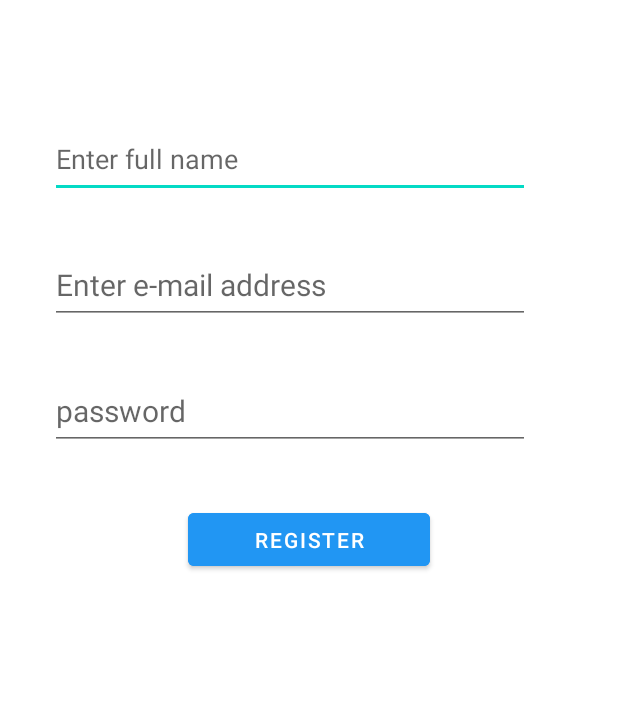
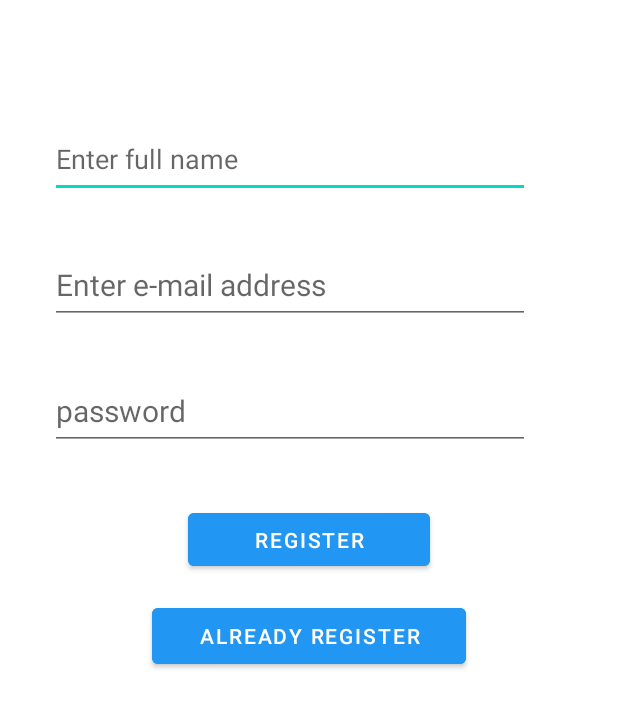
Before and after one commit to mabbas112/myThoughts, an Android app: the screen it shows after launch (activity_register_user), after a tap on "REGISTER", on a phone screen of 412 x 824 dp, the part 324-1052 px from its top. Run offline under Robolectric (Android 15) with nearby library versions, the phone set to English and light mode, and no system bars; our stand-ins replace Firebase (no records; nobody signed in at launch, a user with empty details on screens opened directly); 2 other taps on this screen came first.

```diff
--- a/app/src/main/AndroidManifest.xml
+++ b/app/src/main/AndroidManifest.xml
@@ -1,6 +1,8 @@
 <?xml version="1.0" encoding="utf-8"?>
 <manifest xmlns:android="http://schemas.android.com/apk/res/android"
     package="com.example.mythoughts">
+
+    <uses-permission android:name="android.permission.INTERNET" />
 
     <application
         android:allowBackup="true"
@@ -9,6 +11,9 @@
         android:roundIcon="@mipmap/ic_launcher_round"
         android:supportsRtl="true"
         android:theme="@style/Theme.MyThoughts">
+        <activity
+            android:name=".activity_home"
+            android:exported="true" />
         <activity
             android:name=".activity_register_user"
             android:exported="true" />
--- a/app/src/main/java/com/example/mythoughts/MainActivity.java
+++ b/app/src/main/java/com/example/mythoughts/MainActivity.java
@@ -11,21 +11,24 @@ import android.widget.EditText;
 
 public class MainActivity extends AppCompatActivity implements View.OnClickListener{
 
-    private Button register,login;
+    private Button register,login,forgetPassword;
     private EditText edittext_email, edittext_password;
 
     @Override
     protected void onCreate(Bundle savedInstanceState) {
         super.onCreate(savedInstanceState);
         setContentView(R.layout.activity_main);
+
         register = (Button) findViewById(R.id.register);
-        register.setOnClickListener(this);
-
         login = (Button) findViewById(R.id.login);
-        login.setOnClickListener(this);
-
+        forgetPassword=(Button) findViewById(R.id.forgetPassword);
         edittext_email= (EditText) findViewById(R.id.email);
         edittext_password= (EditText) findViewById(R.id.password);
+
+        register.setOnClickListener(this);
+        login.setOnClickListener(this);
+        forgetPassword.setOnClickListener(this);
+
 
     }
     public void onClick(View view) {
--- a/app/src/main/java/com/example/mythoughts/activity_register_user.java
+++ b/app/src/main/java/com/example/mythoughts/activity_register_user.java
@@ -1,5 +1,6 @@
 package com.example.mythoughts;
 
+import androidx.annotation.NonNull;
 import androidx.appcompat.app.AppCompatActivity;
 
 import android.content.Intent;
@@ -10,21 +11,28 @@ import android.widget.Button;
 import android.widget.EditText;
 import android.widget.ProgressBar;
 import android.widget.TextView;
+import android.widget.Toast;
+
+import com.google.android.gms.tasks.OnCompleteListener;
+import com.google.android.gms.tasks.OnFailureListener;
+import com.google.android.gms.tasks.Task;
+import com.google.firebase.auth.AuthResult;
+import com.google.firebase.auth.FirebaseAuth;
 
 //import com.google.firebase.auth.FirebaseAuth;
 
 public class activity_register_user extends AppCompatActivity implements View.OnClickListener {
-    //private FirebaseAuth mAuth;
+    private FirebaseAuth mAuth;
     private EditText edittext_name,edittext_email, edittext_password;
     private TextView banner;
-    private Button register_user;
+    private Button register_user,already_register;
     private ProgressBar progressBar;
 
     @Override
     protected void onCreate(Bundle savedInstanceState) {
         super.onCreate(savedInstanceState);
         setContentView(R.layout.activity_register_user);
-        //mAuth = FirebaseAuth.getInstance();
+        mAuth = FirebaseAuth.getInstance();
 
         //logo image
         banner =(TextView) findViewById(R.id.banner);
@@ -32,6 +40,8 @@ public class activity_register_user extends AppCompatActivity implements View.On
         //Register button
         register_user = (Button) findViewById(R.id.login);
         register_user.setOnClickListener(this);
+        already_register = (Button) findViewById(R.id.already_register);
+        already_register.setOnClickListener(this);
         //Input fields
         edittext_name = (EditText) findViewById(R.id.fullname);
         edittext_email= (EditText) findViewById(R.id.email);
@@ -43,15 +53,16 @@ public class activity_register_user extends AppCompatActivity implements View.On
      public void onClick(View view) {
         switch (view.getId()){
             case R.id.banner:
-               startActivity(new Intent(this,MainActivity.class));
+            case R.id.already_register:
+                startActivity(new Intent(this,MainActivity.class));
                 break;
             case R.id.login:
-                registeruser();
+                registerUser();
                 break;
         }
     }
 
-    private void registeruser() {
+    private void registerUser() {
         String FullName= edittext_name.getText().toString().trim();
         String Email= edittext_email.getText().toString().trim();
         String Password= edittext_password.getText().toString().trim();
@@ -80,28 +91,23 @@ public class activity_register_user extends AppCompatActivity implements View.On
             edittext_password.requestFocus();
             return;
         }
-       /* progressBar.setVisibility(View.VISIBLE);
+
+       progressBar.setVisibility(View.VISIBLE);
         mAuth.createUserWithEmailAndPassword(Email,Password)
                 .addOnCompleteListener(new OnCompleteListener<AuthResult>() {
                     @Override
                     public void onComplete(@NonNull Task<AuthResult> task) {
                         if(task.isSuccessful()){
-                            user userObj=new user(FullName,Email);
-                            FirebaseDatabase.getInstance().getReference("Users")
-                                    .child(FirebaseAuth.getInstance().getCurrentUser().getUid()).setValue(userObj).addOnCompleteListener(new OnCompleteListener<Void>() {
-                                @Override
-                                public void onComplete(@NonNull Task<Void> task) {
-                                     if(task.isSuccessful()){
-                                         Toast.makeText(com.example.mythoughts.register_user.this, "User has been registered Successfully!",Toast.LENGTH_LONG).show();
-                                         progressBar.setVisibility(View.VISIBLE);
-                                     }else{
-                                         Toast.makeText(com.example.mythoughts.register_user.this, "Failed to registered!",Toast.LENGTH_LONG).show();
-                                     progressBar.setVisibility(View.GONE);
-                                     }
-                                }
-                            });
+                            Toast.makeText(activity_register_user.this,"Login Successful",Toast.LENGTH_LONG).show();
+                        }else{
+                            Toast.makeText(activity_register_user.this,"Login Failed", Toast.LENGTH_LONG).show();
                         }
                     }
-                });*/
+                }).addOnFailureListener(new OnFailureListener() {
+            @Override
+            public void onFailure(@NonNull Exception e) {
+
+            }
+        });
     }
 }
--- a/app/src/main/res/layout/activity_register_user.xml
+++ b/app/src/main/res/layout/activity_register_user.xml
@@ -72,6 +72,18 @@
         app:layout_constraintStart_toStartOf="parent"
         app:layout_constraintTop_toBottomOf="@+id/password" />
 
+
+    <Button
+        android:id="@+id/already_register"
+        android:layout_width="209dp"
+        android:layout_height="49dp"
+        android:layout_marginTop="16dp"
+        android:backgroundTint="#2196F3"
+        android:text="Already Register"
+        app:layout_constraintEnd_toEndOf="parent"
+        app:layout_constraintStart_toStartOf="parent"
+        app:layout_constraintTop_toBottomOf="@+id/login" />
+
     <ProgressBar
         android:id="@+id/progressBar"
         android:layout_width="wrap_content"
```
Also changed, not shown: app/build.gradle (+9 -2 lines), app/src/main/java/com/example/mythoughts/activity_home.java (added, +14 -0 lines), app/src/main/res/layout/activity_home.xml (added, +9 -0 lines).
